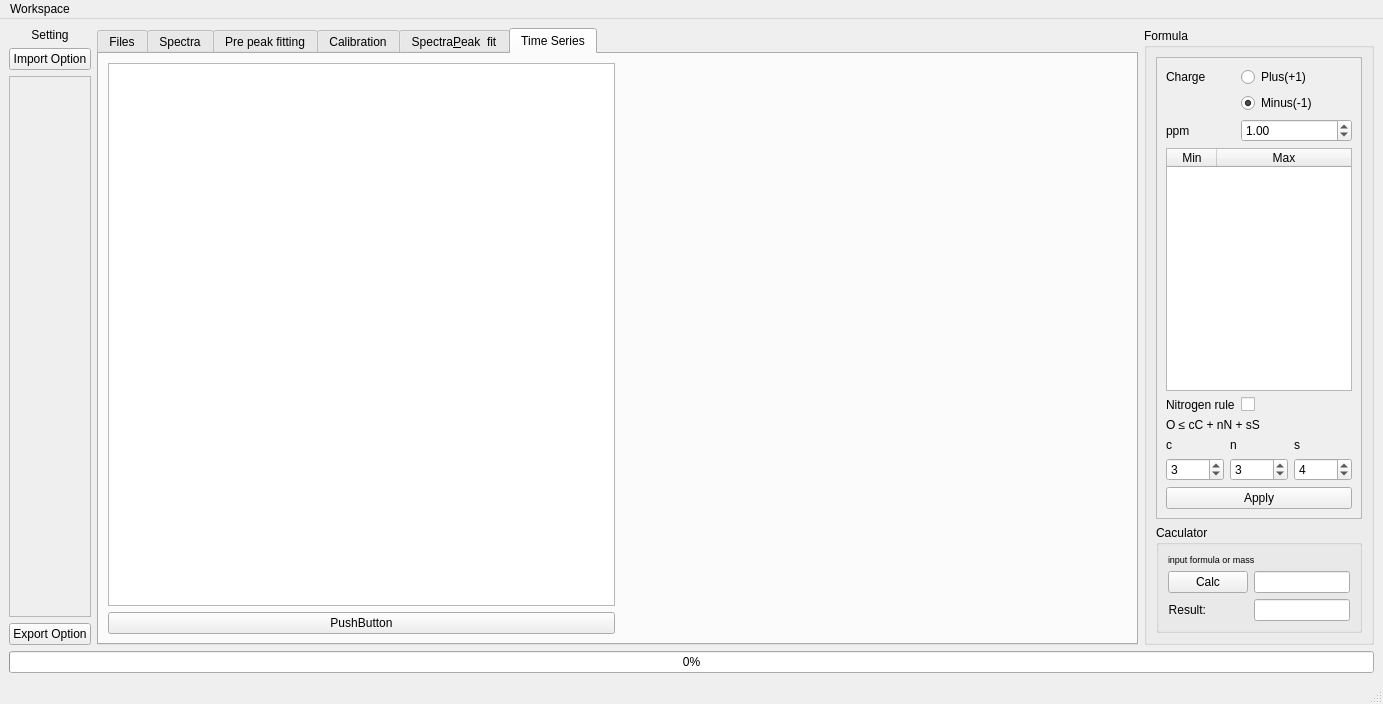
Old version of the form Oribitool.ui in the repository l460289052/Orbitool.
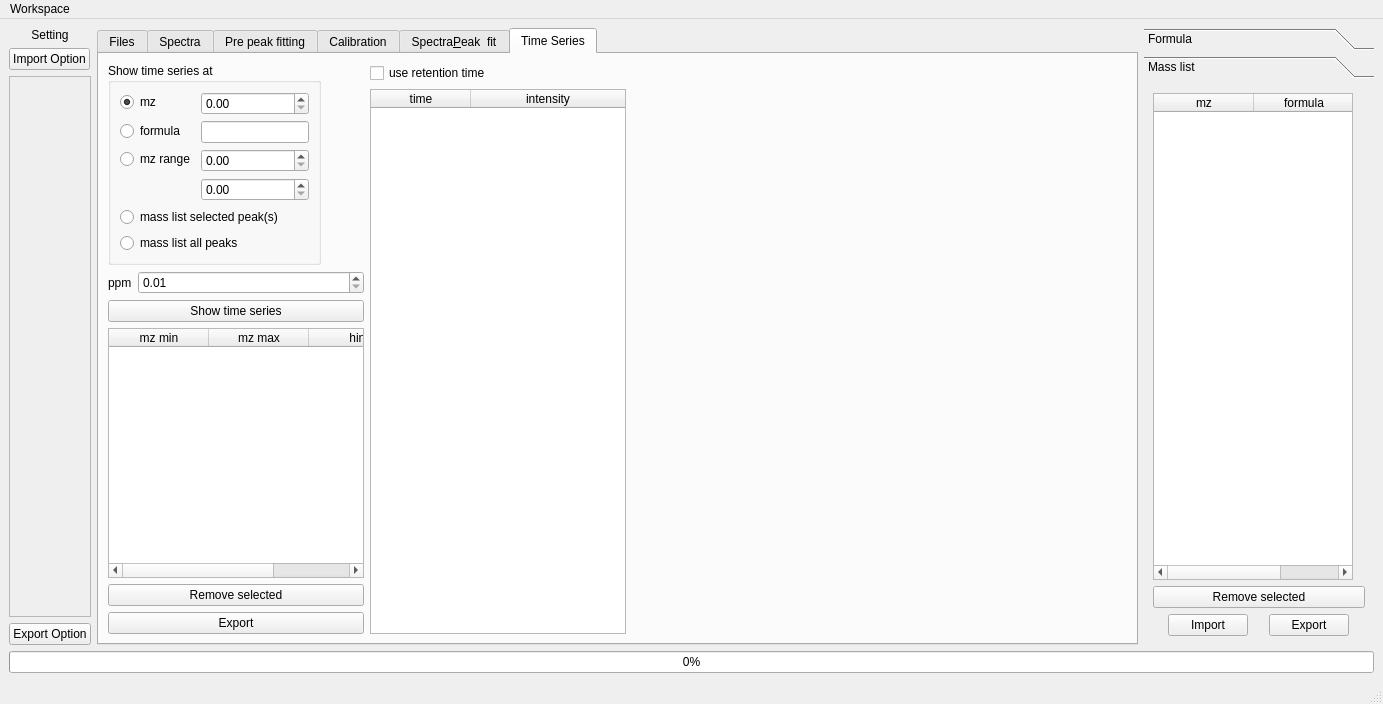
New version of the form. The open tabs and pages were chosen to show the change.

Commit message: finish peak fit

What changed in the file:
```diff
--- a/Oribitool.ui
+++ b/Oribitool.ui
@@ -62,6 +62,12 @@
          </item>
          <item>
           <widget class="QPushButton" name="pushButton">
+           <property name="sizePolicy">
+            <sizepolicy hsizetype="Maximum" vsizetype="Fixed">
+             <horstretch>0</horstretch>
+             <verstretch>0</verstretch>
+            </sizepolicy>
+           </property>
            <property name="text">
             <string>Import Option</string>
            </property>
@@ -976,101 +982,6 @@
                </layout>
               </widget>
              </item>
-             <item>
-              <widget class="QGroupBox" name="groupBox_2">
-               <property name="title">
-                <string>Mass list</string>
-               </property>
-               <layout class="QVBoxLayout" name="verticalLayout_17">
-                <item>
-                 <widget class="QTableWidget" name="spectra2MassListTableWidget">
-                  <property name="sizePolicy">
-                   <sizepolicy hsizetype="Preferred" vsizetype="Expanding">
-                    <horstretch>0</horstretch>
-                    <verstretch>0</verstretch>
-                   </sizepolicy>
-                  </property>
-                  <property name="maximumSize">
-                   <size>
-                    <width>200</width>
-                    <height>16777215</height>
-                   </size>
-                  </property>
-                  <property name="editTriggers">
-                   <set>QAbstractItemView::NoEditTriggers</set>
-                  </property>
-                  <property name="verticalScrollMode">
-                   <enum>QAbstractItemView::ScrollPerPixel</enum>
-                  </property>
-                  <property name="horizontalScrollMode">
-                   <enum>QAbstractItemView::ScrollPerPixel</enum>
-                  </property>
-                  <attribute name="horizontalHeaderStretchLastSection">
-                   <bool>true</bool>
-                  </attribute>
-                  <column>
-                   <property name="text">
-                    <string>mz</string>
-                   </property>
-                  </column>
-                  <column>
-                   <property name="text">
-                    <string>formula</string>
-                   </property>
-                  </column>
-                  <column>
-                   <property name="text">
-                    <string>subpeak</string>
-                   </property>
-                  </column>
-                 </widget>
-                </item>
-                <item>
-                 <widget class="QPushButton" name="spectra2MassListDeletePushButton">
-                  <property name="sizePolicy">
-                   <sizepolicy hsizetype="Minimum" vsizetype="Fixed">
-                    <horstretch>0</horstretch>
-                    <verstretch>0</verstretch>
-                   </sizepolicy>
-                  </property>
-                  <property name="text">
-                   <string>Delete selected</string>
-                  </property>
-                 </widget>
-                </item>
-                <item>
-                 <layout class="QHBoxLayout" name="horizontalLayout_13">
-                  <item>
-                   <widget class="QPushButton" name="spectra2MassListImportPushButton">
-                    <property name="sizePolicy">
-                     <sizepolicy hsizetype="Maximum" vsizetype="Fixed">
-                      <horstretch>0</horstretch>
-                      <verstretch>0</verstretch>
-                     </sizepolicy>
-                    </property>
-                    <property name="text">
-                     <string>Import</string>
-                    </property>
-                   </widget>
-                  </item>
-                  <item>
-                   <widget class="QPushButton" name="spectra2MassListExportPushButton">
-                    <property name="sizePolicy">
-                     <sizepolicy hsizetype="Fixed" vsizetype="Fixed">
-                      <horstretch>0</horstretch>
-                      <verstretch>0</verstretch>
-                     </sizepolicy>
-                    </property>
-                    <property name="text">
-                     <string>Export</string>
-                    </property>
-                   </widget>
-                  </item>
-                 </layout>
-                </item>
-               </layout>
-              </widget>
-             </item>
             </layout>
            </item>
            <item>
@@ -1392,57 +1303,292 @@
           </attribute>
           <layout class="QHBoxLayout" name="horizontalLayout_7">
            <item>
-            <layout class="QVBoxLayout" name="verticalLayout_15">
+            <layout class="QVBoxLayout" name="verticalLayout_17">
              <item>
-              <widget class="QListWidget" name="listWidget_5">
+              <widget class="QGroupBox" name="groupBox_2">
                <property name="sizePolicy">
-                <sizepolicy hsizetype="Minimum" vsizetype="Expanding">
+                <sizepolicy hsizetype="Maximum" vsizetype="Maximum">
                  <horstretch>0</horstretch>
                  <verstretch>0</verstretch>
                 </sizepolicy>
+               </property>
+               <property name="maximumSize">
+                <size>
+                 <width>16777215</width>
+                 <height>16777215</height>
+                </size>
+               </property>
+               <property name="title">
+                <string>Show time series at</string>
+               </property>
+               <layout class="QFormLayout" name="formLayout_2">
+                <item row="2" column="0">
+                 <widget class="QRadioButton" name="radioButton">
+                  <property name="text">
+                   <string>mz</string>
+                  </property>
+                  <property name="checked">
+                   <bool>true</bool>
+                  </property>
+                 </widget>
+                </item>
+                <item row="5" column="0">
+                 <widget class="QRadioButton" name="radioButton_2">
+                  <property name="text">
+                   <string>formula</string>
+                  </property>
+                 </widget>
+                </item>
+                <item row="7" column="1">
+                 <widget class="QDoubleSpinBox" name="doubleSpinBox">
+                  <property name="sizePolicy">
+                   <sizepolicy hsizetype="Preferred" vsizetype="Fixed">
+                    <horstretch>0</horstretch>
+                    <verstretch>0</verstretch>
+                   </sizepolicy>
+                  </property>
+                  <property name="maximum">
+                   <double>999.990000000000009</double>
+                  </property>
+                 </widget>
+                </item>
+                <item row="6" column="1">
+                 <widget class="QDoubleSpinBox" name="doubleSpinBox_2">
+                  <property name="sizePolicy">
+                   <sizepolicy hsizetype="Preferred" vsizetype="Fixed">
+                    <horstretch>0</horstretch>
+                    <verstretch>0</verstretch>
+                   </sizepolicy>
+                  </property>
+                  <property name="maximum">
+                   <double>999.990000000000009</double>
+                  </property>
+                 </widget>
+                </item>
+                <item row="6" column="0">
+                 <widget class="QRadioButton" name="radioButton_3">
+                  <property name="text">
+                   <string>mz range</string>
+                  </property>
+                 </widget>
+                </item>
+                <item row="2" column="1">
+                 <widget class="QDoubleSpinBox" name="doubleSpinBox_3">
+                  <property name="sizePolicy">
+                   <sizepolicy hsizetype="Preferred" vsizetype="Fixed">
+                    <horstretch>0</horstretch>
+                    <verstretch>0</verstretch>
+                   </sizepolicy>
+                  </property>
+                  <property name="maximum">
+                   <double>999.990000000000009</double>
+                  </property>
+                 </widget>
+                </item>
+                <item row="5" column="1">
+                 <widget class="QLineEdit" name="lineEdit_2">
+                  <property name="sizePolicy">
+                   <sizepolicy hsizetype="Preferred" vsizetype="Fixed">
+                    <horstretch>0</horstretch>
+                    <verstretch>0</verstretch>
+                   </sizepolicy>
+                  </property>
+                 </widget>
+                </item>
+                <item row="8" column="0" colspan="2">
+                 <widget class="QRadioButton" name="radioButton_4">
+                  <property name="text">
+                   <string>mass list selected peak(s)</string>
+                  </property>
+                  <property name="checked">
+                   <bool>false</bool>
+                  </property>
+                 </widget>
+                </item>
+                <item row="9" column="0" colspan="2">
+                 <widget class="QRadioButton" name="radioButton_5">
+                  <property name="text">
+                   <string>mass list all peaks</string>
+                  </property>
+                 </widget>
+                </item>
+               </layout>
+              </widget>
+             </item>
+             <item>
+              <layout class="QFormLayout" name="formLayout_4">
+               <item row="0" column="0">
+                <widget class="QLabel" name="label_22">
+                 <property name="text">
+                  <string>ppm</string>
+                 </property>
+                </widget>
+               </item>
+               <item row="0" column="1">
+                <widget class="QDoubleSpinBox" name="doubleSpinBox_4">
+                 <property name="sizePolicy">
+                  <sizepolicy hsizetype="Preferred" vsizetype="Fixed">
+                   <horstretch>0</horstretch>
+                   <verstretch>0</verstretch>
+                  </sizepolicy>
+                 </property>
+                 <property name="minimum">
+                  <double>0.010000000000000</double>
+                 </property>
+                 <property name="maximum">
+                  <double>9.990000000000000</double>
+                 </property>
+                </widget>
+               </item>
+              </layout>
+             </item>
+             <item>
+              <widget class="QPushButton" name="pushButton_3">
+               <property name="sizePolicy">
+                <sizepolicy hsizetype="Preferred" vsizetype="Fixed">
+                 <horstretch>0</horstretch>
+                 <verstretch>0</verstretch>
+                </sizepolicy>
+               </property>
+               <property name="text">
+                <string>Show time series</string>
+               </property>
+              </widget>
+             </item>
+             <item>
+              <widget class="QTableWidget" name="tableWidget">
+               <property name="sizePolicy">
+                <sizepolicy hsizetype="Preferred" vsizetype="Expanding">
+                 <horstretch>0</horstretch>
+                 <verstretch>0</verstretch>
+                </sizepolicy>
+               </property>
+               <attribute name="horizontalHeaderStretchLastSection">
+                <bool>true</bool>
+               </attribute>
+               <column>
+                <property name="text">
+                 <string>mz min</string>
+                </property>
+               </column>
+               <column>
+                <property name="text">
+                 <string>mz max</string>
+                </property>
+               </column>
+               <column>
+                <property name="text">
+                 <string>hint</string>
+                </property>
+               </column>
+              </widget>
+             </item>
+             <item>
+              <widget class="QPushButton" name="pushButton_4">
+               <property name="text">
+                <string>Remove selected</string>
                </property>
               </widget>
              </item>
              <item>
               <widget class="QPushButton" name="pushButton_19">
+               <property name="sizePolicy">
+                <sizepolicy hsizetype="Preferred" vsizetype="Fixed">
+                 <horstretch>0</horstretch>
+                 <verstretch>0</verstretch>
+                </sizepolicy>
+               </property>
                <property name="text">
-                <string>PushButton</string>
+                <string>Export</string>
                </property>
               </widget>
              </item>
             </layout>
            </item>
            <item>
-            <widget class="QWidget" name="widget_5" native="true"/>
-           </item>
-          </layout>
-         </widget>
-        </widget>
+            <layout class="QVBoxLayout" name="verticalLayout_15">
+             <item>
+              <widget class="QCheckBox" name="checkBox">
+               <property name="text">
+                <string>use retention time</string>
+               </property>
+              </widget>
+             </item>
+             <item>
+              <widget class="QTableWidget" name="tableWidget_2">
+               <property name="sizePolicy">
+                <sizepolicy hsizetype="Preferred" vsizetype="Expanding">
+                 <horstretch>0</horstretch>
+                 <verstretch>0</verstretch>
+                </sizepolicy>
+               </property>
+               <attribute name="horizontalHeaderStretchLastSection">
+                <bool>true</bool>
+               </attribute>
+               <column>
+                <property name="text">
+                 <string>time</string>
+                </property>
+               </column>
+               <column>
+                <property name="text">
+                 <string>intensity</string>
+                </property>
+               </column>
+              </widget>
+             </item>
+            </layout>
+           </item>
+           <item>
+            <widget class="QWidget" name="widget_5" native="true">
+             <property name="sizePolicy">
+              <sizepolicy hsizetype="Expanding" vsizetype="Preferred">
+               <horstretch>0</horstretch>
+               <verstretch>0</verstretch>
+              </sizepolicy>
+             </property>
+            </widget>
+           </item>
+          </layout>
+         </widget>
+        </widget>
        </item>
        <item>
-        <widget class="QGroupBox" name="formulaGroupBox">
+        <widget class="QToolBox" name="toolBox">
          <property name="sizePolicy">
           <sizepolicy hsizetype="Fixed" vsizetype="Preferred">
            <horstretch>0</horstretch>
            <verstretch>0</verstretch>
           </sizepolicy>
          </property>
+         <property name="minimumSize">
+          <size>
+           <width>230</width>
+           <height>0</height>
+          </size>
+         </property>
          <property name="maximumSize">
           <size>
            <width>230</width>
            <height>16777215</height>
           </size>
          </property>
-         <property name="font">
-          <font>
-           <weight>50</weight>
-           <bold>false</bold>
-          </font>
+         <property name="currentIndex">
+          <number>0</number>
          </property>
-         <property name="title">
+         <widget class="QWidget" name="page_3">
+          <property name="geometry">
+           <rect>
+            <x>0</x>
+            <y>0</y>
+            <width>230</width>
+            <height>563</height>
+           </rect>
+          </property>
+          <attribute name="label">
           <string>Formula</string>
-         </property>
-         <layout class="QVBoxLayout" name="verticalLayout_18">
+          </attribute>
+          <layout class="QVBoxLayout" name="verticalLayout_20">
           <item>
            <widget class="QScrollArea" name="scrollArea_2">
             <property name="sizePolicy">
@@ -1459,8 +1605,8 @@
               <rect>
                <x>0</x>
                <y>0</y>
-               <width>208</width>
-               <height>473</height>
+                <width>219</width>
+                <height>526</height>
               </rect>
              </property>
              <layout class="QFormLayout" name="formLayout_3">
@@ -1500,6 +1646,12 @@
               </item>
               <item row="2" column="1">
                <widget class="QDoubleSpinBox" name="formulaPpmDoubleSpinBox">
+                 <property name="sizePolicy">
+                  <sizepolicy hsizetype="Maximum" vsizetype="Fixed">
+                   <horstretch>0</horstretch>
+                   <verstretch>0</verstretch>
+                  </sizepolicy>
+                 </property>
                 <property name="minimum">
                  <double>0.010000000000000</double>
                 </property>
@@ -1510,12 +1662,24 @@
               </item>
               <item row="4" column="0" colspan="2">
                <widget class="QTableWidget" name="formulaTableWidget">
+                 <property name="sizePolicy">
+                  <sizepolicy hsizetype="Preferred" vsizetype="Expanding">
+                   <horstretch>0</horstretch>
+                   <verstretch>0</verstretch>
+                  </sizepolicy>
+                 </property>
                 <property name="minimumSize">
                  <size>
                   <width>0</width>
                   <height>100</height>
                  </size>
                 </property>
+                 <property name="maximumSize">
+                  <size>
+                   <width>200</width>
+                   <height>16777215</height>
+                  </size>
+                 </property>
                 <property name="verticalScrollMode">
                  <enum>QAbstractItemView::ScrollPerPixel</enum>
                 </property>
@@ -1583,6 +1747,12 @@
                 </item>
                 <item row="1" column="0">
                  <widget class="QSpinBox" name="formulaOCRatioSpinBox">
+                   <property name="sizePolicy">
+                    <sizepolicy hsizetype="Maximum" vsizetype="Fixed">
+                     <horstretch>0</horstretch>
+                     <verstretch>0</verstretch>
+                    </sizepolicy>
+                   </property>
                   <property name="value">
                    <number>3</number>
                   </property>
@@ -1590,6 +1760,12 @@
                 </item>
                 <item row="1" column="1">
                  <widget class="QSpinBox" name="formulaONRatioSpinBox">
+                   <property name="sizePolicy">
+                    <sizepolicy hsizetype="Maximum" vsizetype="Fixed">
+                     <horstretch>0</horstretch>
+                     <verstretch>0</verstretch>
+                    </sizepolicy>
+                   </property>
                   <property name="value">
                    <number>3</number>
                   </property>
@@ -1597,6 +1773,12 @@
                 </item>
                 <item row="1" column="2">
                  <widget class="QSpinBox" name="formulaOSRatioSpinBox">
+                   <property name="sizePolicy">
+                    <sizepolicy hsizetype="Maximum" vsizetype="Fixed">
+                     <horstretch>0</horstretch>
+                     <verstretch>0</verstretch>
+                    </sizepolicy>
+                   </property>
                   <property name="value">
                    <number>4</number>
                   </property>
@@ -1606,19 +1788,21 @@
               </item>
               <item row="8" column="0" colspan="2">
                <widget class="QPushButton" name="formulaApplyPushButton">
+                 <property name="sizePolicy">
+                  <sizepolicy hsizetype="Preferred" vsizetype="Fixed">
+                   <horstretch>0</horstretch>
+                   <verstretch>0</verstretch>
+                  </sizepolicy>
+                 </property>
                 <property name="text">
                  <string>Apply</string>
                 </property>
                </widget>
               </item>
-             </layout>
-            </widget>
-           </widget>
-          </item>
-          <item>
+               <item row="9" column="0" colspan="2">
            <widget class="QGroupBox" name="groupBox_3">
             <property name="sizePolicy">
-             <sizepolicy hsizetype="Preferred" vsizetype="Maximum">
+                  <sizepolicy hsizetype="Minimum" vsizetype="Maximum">
               <horstretch>0</horstretch>
               <verstretch>0</verstretch>
              </sizepolicy>
@@ -1641,6 +1825,18 @@
              </item>
              <item row="2" column="0">
               <widget class="QPushButton" name="formulaCalcPushButton">
+                    <property name="sizePolicy">
+                     <sizepolicy hsizetype="Maximum" vsizetype="Fixed">
+                      <horstretch>0</horstretch>
+                      <verstretch>0</verstretch>
+                     </sizepolicy>
+                    </property>
+                    <property name="maximumSize">
+                     <size>
+                      <width>40</width>
+                      <height>16777215</height>
+                     </size>
+                    </property>
                <property name="text">
                 <string>Calc</string>
                </property>
@@ -1676,6 +1872,112 @@
            </widget>
           </item>
          </layout>
+             </widget>
+            </widget>
+           </item>
+          </layout>
+         </widget>
+         <widget class="QWidget" name="page_4">
+          <property name="geometry">
+           <rect>
+            <x>0</x>
+            <y>0</y>
+            <width>230</width>
+            <height>563</height>
+           </rect>
+          </property>
+          <attribute name="label">
+           <string>Mass list</string>
+          </attribute>
+          <layout class="QVBoxLayout" name="verticalLayout_18">
+           <item>
+            <widget class="QTableWidget" name="massListTableWidget">
+             <property name="sizePolicy">
+              <sizepolicy hsizetype="Preferred" vsizetype="Expanding">
+               <horstretch>0</horstretch>
+               <verstretch>0</verstretch>
+              </sizepolicy>
+             </property>
+             <property name="maximumSize">
+              <size>
+               <width>200</width>
+               <height>16777215</height>
+              </size>
+             </property>
+             <property name="editTriggers">
+              <set>QAbstractItemView::NoEditTriggers</set>
+             </property>
+             <property name="verticalScrollMode">
+              <enum>QAbstractItemView::ScrollPerPixel</enum>
+             </property>
+             <property name="horizontalScrollMode">
+              <enum>QAbstractItemView::ScrollPerPixel</enum>
+             </property>
+             <attribute name="horizontalHeaderStretchLastSection">
+              <bool>true</bool>
+             </attribute>
+             <column>
+              <property name="text">
+               <string>mz</string>
+              </property>
+             </column>
+             <column>
+              <property name="text">
+               <string>formula</string>
+              </property>
+             </column>
+             <column>
+              <property name="text">
+               <string>subpeak</string>
+              </property>
+             </column>
+            </widget>
+           </item>
+           <item>
+            <widget class="QPushButton" name="massListRemovePushButton">
+             <property name="sizePolicy">
+              <sizepolicy hsizetype="Minimum" vsizetype="Fixed">
+               <horstretch>0</horstretch>
+               <verstretch>0</verstretch>
+              </sizepolicy>
+             </property>
+             <property name="text">
+              <string>Remove selected</string>
+             </property>
+            </widget>
+           </item>
+           <item>
+            <layout class="QHBoxLayout" name="horizontalLayout_13">
+             <item>
+              <widget class="QPushButton" name="massListImportPushButton">
+               <property name="sizePolicy">
+                <sizepolicy hsizetype="Maximum" vsizetype="Fixed">
+                 <horstretch>0</horstretch>
+                 <verstretch>0</verstretch>
+                </sizepolicy>
+               </property>
+               <property name="text">
+                <string>Import</string>
+               </property>
+              </widget>
+             </item>
+             <item>
+              <widget class="QPushButton" name="massListExportPushButton">
+               <property name="sizePolicy">
+                <sizepolicy hsizetype="Fixed" vsizetype="Fixed">
+                 <horstretch>0</horstretch>
+                 <verstretch>0</verstretch>
+                </sizepolicy>
+               </property>
+               <property name="text">
+                <string>Export</string>
+               </property>
+              </widget>
+             </item>
+            </layout>
+           </item>
+          </layout>
+         </widget>
         </widget>
        </item>
       </layout>
```
Left out of the diff: 166 changed lines with no effect on the pictures. Lines whose indentation alone changed are shown as unchanged. The commit also changes 11 other files.
